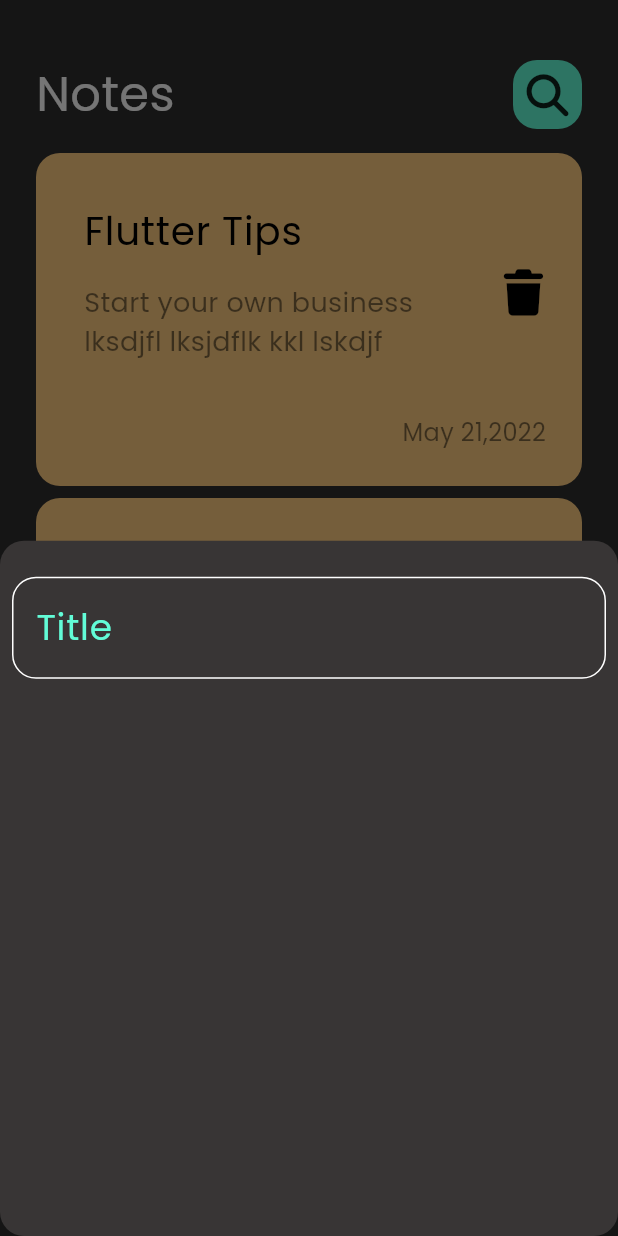
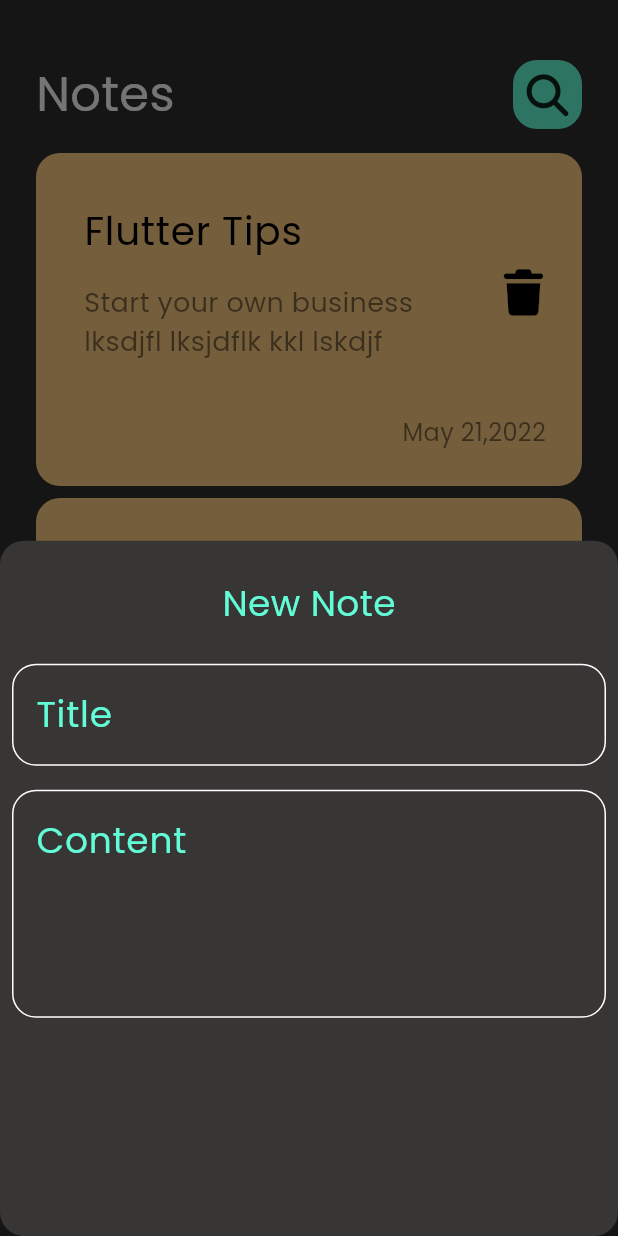
Before and after one commit to omarabdelmawgoud/Note_App, a Flutter app: the screen it shows after launch, after a tap on the "add" icon, on a phone screen of 412 x 824 dp. Run offline on Flutter 3.47's test engine with Material 3 defaults, Android fonts, the phone set to English and light mode, and no system bars; our stand-ins replace font_awesome_flutter.

Commit message:
add  fields to notes  bottom sheet

```diff
--- a/lib/views/notes_view.dart
+++ b/lib/views/notes_view.dart
@@ -1,6 +1,6 @@
 import 'package:flutter/material.dart';
 import 'package:note_app/constants.dart';
-import 'package:note_app/views/widgets/custom_text_field.dart';
+import 'package:note_app/views/widgets/note_bottom_sheet.dart';
 import 'package:note_app/views/widgets/notes_view_body.dart';
 
 class HomeView extends StatelessWidget {
@@ -30,15 +30,3 @@ class HomeView extends StatelessWidget {
     );
   }
 }
-
-class NoteBottomSheet extends StatelessWidget {
-  const NoteBottomSheet({super.key});
-
-  @override
-  Widget build(BuildContext context) {
-    return Padding(
-      padding: const EdgeInsets.symmetric(horizontal: 8),
-      child: Column(children: [SizedBox(height: 24), CustomTextField()]),
-    );
-  }
-}
--- a/lib/views/widgets/custom_text_field.dart
+++ b/lib/views/widgets/custom_text_field.dart
@@ -2,13 +2,20 @@ import 'package:flutter/material.dart';
 import 'package:note_app/constants.dart';
 
 class CustomTextField extends StatelessWidget {
-  const CustomTextField({super.key});
+  const CustomTextField({
+    super.key,
+    this.maxlines=1,
+    required this.hint,
+  });
+  final int maxlines;
+  final String hint;
   @override
   Widget build(BuildContext context) {
     return TextField(
       cursorColor: kcolor,
+      maxLines: maxlines,
       decoration: InputDecoration(
-        hintText: "Title",
+        hintText: hint,
         hintStyle: TextStyle(fontSize: 24, color: kcolor),
         enabledBorder: buildBoarder(Colors.white),
         border: buildBoarder(Colors.white),
--- /dev/null
+++ b/lib/views/widgets/note_bottom_sheet.dart
@@ -0,0 +1,24 @@
+import 'package:flutter/material.dart';
+import 'package:note_app/constants.dart';
+import 'package:note_app/views/widgets/custom_text_field.dart';
+
+class NoteBottomSheet extends StatelessWidget {
+  const NoteBottomSheet({super.key});
+
+  @override
+  Widget build(BuildContext context) {
+    return Padding(
+      padding: const EdgeInsets.symmetric(horizontal: 8),
+      child: Column(
+        children: [
+          SizedBox(height: 24),
+          Text("New Note", style: TextStyle(color: kcolor, fontSize: 24)),
+          SizedBox(height: 24),
+          CustomTextField(hint: "Title"),
+          SizedBox(height: 16),
+          CustomTextField(hint: "Content", maxlines: 5),
+        ],
+      ),
+    );
+  }
+}
```
